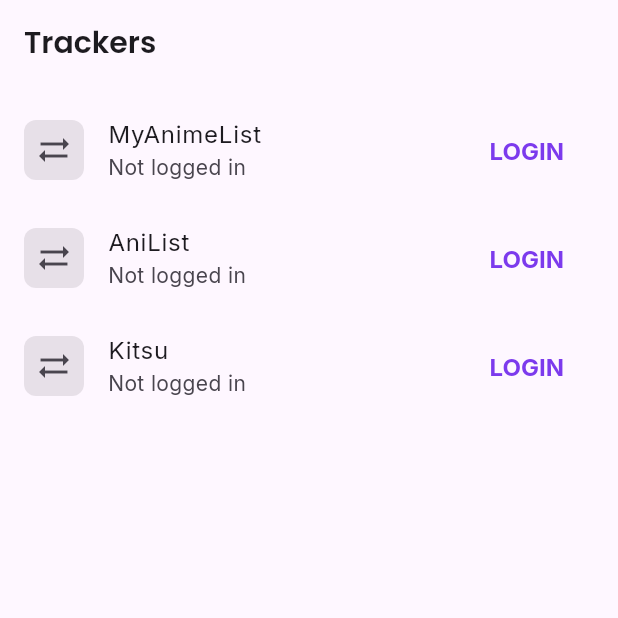
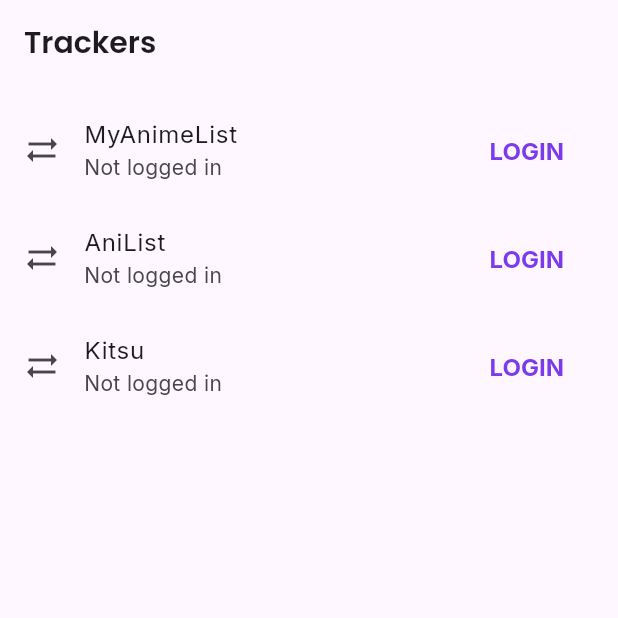
Before and after one commit to HUNTERZEN/aniwhere, a Flutter app: the TrackerSettingsScreen screen opened by its route, on a phone screen of 412 x 824 dp, the top half of it. Run offline on Flutter 3.47's test engine with Material 3 defaults, Android fonts, the phone set to English and light mode, and no system bars; drawn by our look-alikes of dynamic_color; our stand-ins replace cached_network_image, dio, file_picker, flutter_riverpod, go_router, google_fonts and 4 more; missing offline and left inert: flutter_web_auth_2, media_kit, media_kit_video; accounts and stored records are empty; generated files the repository leaves out were written again; network calls fail.

Commit message:
feat: simplify ListTile leading icons in settings screens

```diff
--- a/lib/features/settings/tracker_settings_screen.dart
+++ b/lib/features/settings/tracker_settings_screen.dart
@@ -72,18 +72,7 @@
     final isLoggedIn = widget.tracker.isLoggedIn;
 
     return ListTile(
-      leading: Container(
-        width: 40,
-        height: 40,
-        decoration: BoxDecoration(
-          color: Theme.of(context).colorScheme.surfaceContainerHighest,
-          borderRadius: BorderRadius.circular(8),
-        ),
-        clipBehavior: Clip.antiAlias,
-        // Since we don't have the actual assets, safely fallback to an icon
-        child: const Icon(Icons.sync_alt),
-      ),
-      title: Text(widget.tracker.name),
+      leading: const Icon(Icons.sync_alt),      title: Text(widget.tracker.name),
       subtitle: isLoggedIn
           ? Text('Logged in as ${widget.tracker.username ?? 'Unknown'}')
           : const Text('Not logged in'),
```
Also changed, not shown: lib/core/theme/app_theme.dart (+6 -1 lines), lib/features/settings/settings_screen.dart (+2 -18 lines).
